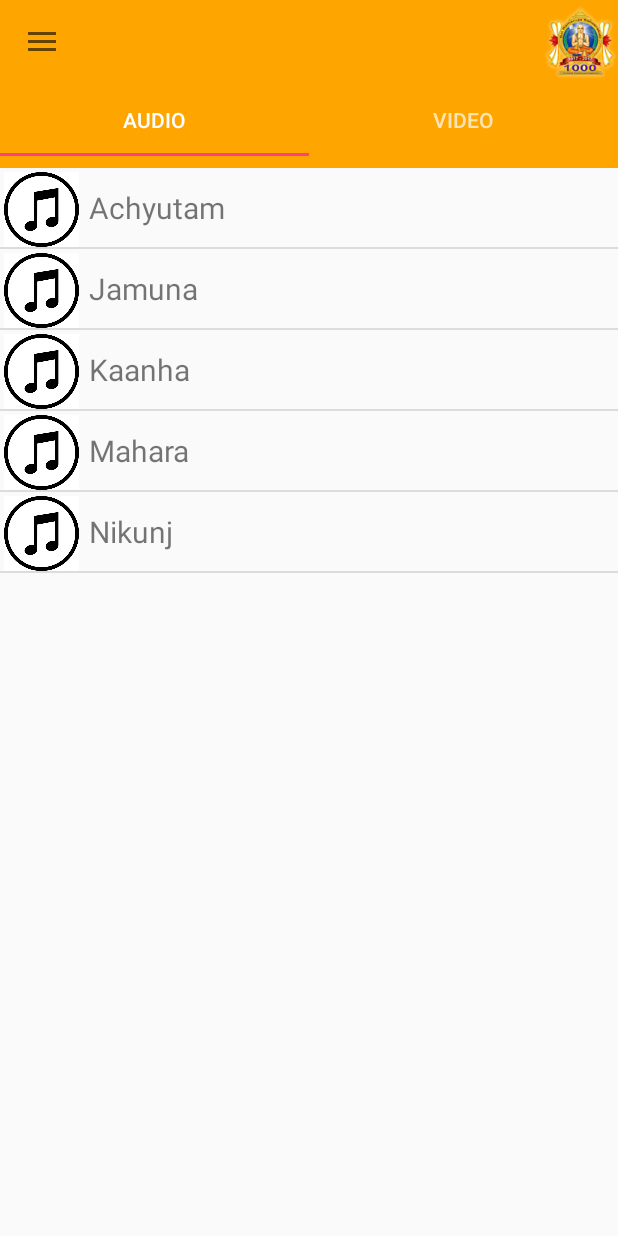
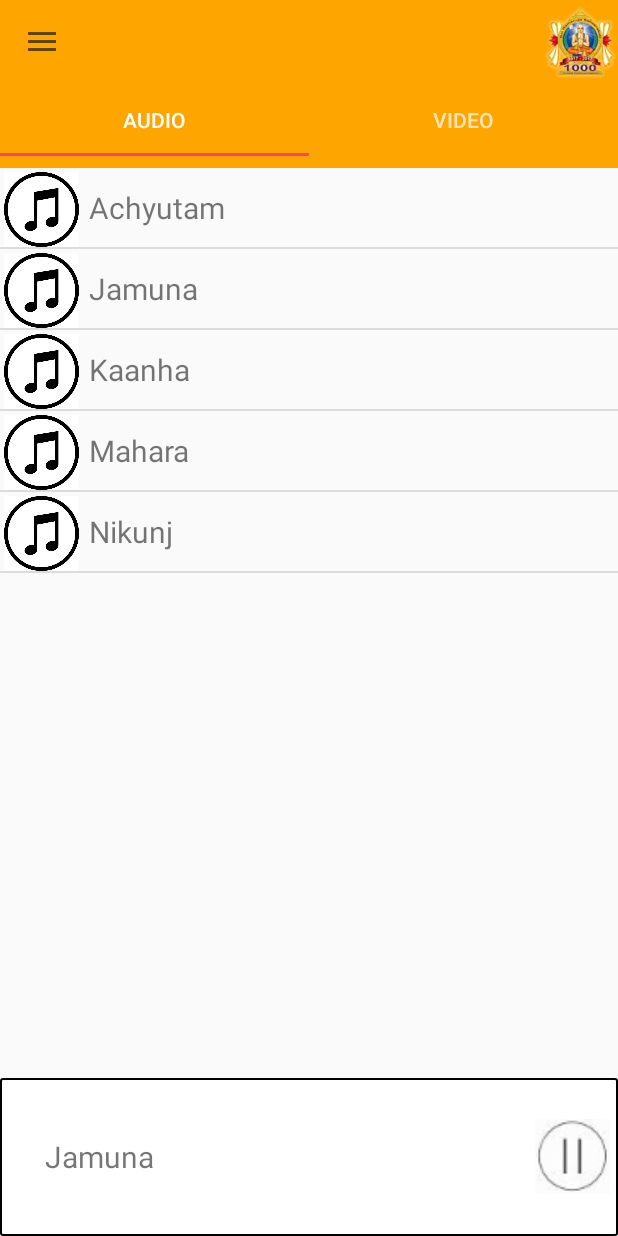
Before and after one commit to ptngmbjr/TempleApp, an Android app: the MusicFragment screen opened directly, with no data from a screen before it, after a tap on "Jamuna", on a phone screen of 412 x 824 dp. Run offline under Robolectric (Android 15) with nearby library versions, the phone set to English and light mode, and no system bars; 1 statement that could not run was skipped; 1 other tap on this screen came first.

Commit message:
Added audio player
Made static changes for statue names to temple
select language button made proper with colouring
Music player added

```diff
--- a/android-BluetoothLeGatt-master/Application/src/main/java/com/example/android/bluetoothlegatt/DeviceScanActivity.java
+++ b/android-BluetoothLeGatt-master/Application/src/main/java/com/example/android/bluetoothlegatt/DeviceScanActivity.java
@@ -257,6 +257,7 @@ public class DeviceScanActivity extends ListActivity {
         }
 
         public void addDevice(BluetoothDevice device) {
+
             if (!mLeDevices.contains(device) && device != null && device.getName() != null &&
 
                     (
@@ -266,13 +267,14 @@ public class DeviceScanActivity extends ListActivity {
 
                     ))
 
+//            if (!mLeDevices.contains(device) && mLeDevices.size() < 1)
+
             {
-//            if (!mLeDevices.contains(device) && mLeDevices.size() <1) {
 
                 mLeDevices.add(device);
 
-                // showSelectionDialog();
                 openDetectedTemple(device.getName());
+//                openDetectedTemple("TEMPLE-1");
             }
         }
 
--- a/android-BluetoothLeGatt-master/Application/src/main/java/com/example/android/bluetoothlegatt/MusicFragment.java
+++ b/android-BluetoothLeGatt-master/Application/src/main/java/com/example/android/bluetoothlegatt/MusicFragment.java
@@ -9,12 +9,19 @@ import android.view.View;
 import android.view.ViewGroup;
 import android.widget.AdapterView;
 import android.widget.ArrayAdapter;
+import android.widget.ImageView;
+import android.widget.LinearLayout;
 import android.widget.ListView;
+import android.widget.RelativeLayout;
+import android.widget.TextView;
 
 public class MusicFragment extends Fragment {
 
     MediaPlayer mp;
     ListView listview;
+    RelativeLayout musicPlayer;
+    TextView audioName;
+    ImageView musicStartStop;
 
     @Override
     public View onCreateView(LayoutInflater inflater, ViewGroup container, Bundle savedInstanceState) {
@@ -24,6 +31,9 @@ public class MusicFragment extends Fragment {
         // use your custom layout
 
         listview = (ListView) view.findViewById(R.id.musiclist);
+        musicPlayer = (RelativeLayout) view.findViewById(R.id.musicplayer);
+        audioName = (TextView) view.findViewById(R.id.audioname);
+        musicStartStop = (ImageView) view.findViewById(R.id.iconstartstop);
 
         ArrayAdapter<String> adapter = new ArrayAdapter<String>(getActivity(),
                 R.layout.audiolist, R.id.audioname, values);
@@ -37,6 +47,16 @@ public class MusicFragment extends Fragment {
             }
         });
 
+        musicStartStop.setOnClickListener(new View.OnClickListener() {
+            //@Override
+            public void onClick(View v) {
+                if (mp.isPlaying())
+                    onStopMusic();
+                else
+                    onSartMusic("");
+            }
+        });
+
         return view;
     }
 
@@ -46,6 +66,22 @@ public class MusicFragment extends Fragment {
 
         if (mp != null)
             mp.stop();
+    }
+
+    private void onSartMusic(String name) {
+        musicPlayer.setVisibility(View.VISIBLE);
+        if (!name.isEmpty())
+            audioName.setText(name);
+        musicStartStop.setImageResource(R.drawable.pause);
+
+        mp.start();
+
+    }
+
+    private void onStopMusic() {
+        musicStartStop.setImageResource(R.drawable.play);
+
+        mp.pause();
     }
 
     public int getIntFileName(String name) {
@@ -76,10 +112,12 @@ public class MusicFragment extends Fragment {
     }
 
     public void playAudio(String name) {
+        if (mp != null && mp.isPlaying())
+            mp.stop();
 
         try {
             mp = MediaPlayer.create(getActivity(), getIntFileName(name));
-            mp.start();
+            onSartMusic(name);
         } catch (Exception e) {
             e.printStackTrace();
         }
--- a/android-BluetoothLeGatt-master/Application/src/main/java/com/example/android/bluetoothlegatt/PlayerContainer.java
+++ b/android-BluetoothLeGatt-master/Application/src/main/java/com/example/android/bluetoothlegatt/PlayerContainer.java
@@ -150,13 +150,13 @@ public class PlayerContainer extends AppCompatActivity {
         String details = "";
         switch (templeName) {
             case "TEMPLE-1":
-                details = "Statue 01\nRanganayagi Ranganathar";
+                details = "Temple 01\nRanganayagi Ranganathar";
                 break;
             case "TEMPLE-2":
-                details = "Statue 02\nKarpaka Vinayakar";
+                details = "Temple 02\nKarpaka Vinayakar";
                 break;
             case "TEMPLE-3":
-                details = "Statue 03\nUcchi Pillayar";
+                details = "Temple 03\nUcchi Pillayar";
                 break;
             default:
                 break;
--- /dev/null
+++ b/android-BluetoothLeGatt-master/Application/src/main/res/drawable-mdpi/music_player_border.xml
@@ -0,0 +1,16 @@
+<?xml version="1.0" encoding="utf-8"?>
+<selector xmlns:android="http://schemas.android.com/apk/res/android">
+    <item>
+        <shape android:shape="rectangle">
+            <!-- solid background -->
+            <solid android:color="#ffffff"/>
+            <!-- draw a border around rectangle shape -->
+            <stroke
+                android:color="#000000"
+                android:width="1dp"
+                />
+            <!-- draw 35 dp radius for each corner -->
+            <corners android:radius="1dp"/>
+        </shape>
+    </item>
+</selector>
--- a/android-BluetoothLeGatt-master/Application/src/main/res/layout/musiclayout.xml
+++ b/android-BluetoothLeGatt-master/Application/src/main/res/layout/musiclayout.xml
@@ -1,12 +1,47 @@
 <?xml version="1.0" encoding="utf-8"?>
-<android.support.constraint.ConstraintLayout
-    xmlns:android="http://schemas.android.com/apk/res/android" android:layout_width="match_parent"
-    android:layout_height="match_parent">
+<LinearLayout xmlns:android="http://schemas.android.com/apk/res/android"
+    android:layout_width="match_parent"
+    android:layout_height="match_parent"
+    android:orientation="vertical">
 
     <ListView
         android:id="@+id/musiclist"
         android:layout_width="match_parent"
-        android:layout_height="match_parent">
+        android:layout_height="0dp"
+        android:layout_marginBottom="10dp"
+        android:layout_weight=".85">
 
     </ListView>
-</android.support.constraint.ConstraintLayout>
+
+    <RelativeLayout
+        android:id="@+id/musicplayer"
+        android:layout_width="match_parent"
+        android:layout_height="0dp"
+        android:layout_weight=".15"
+        android:background="@drawable/music_player_border"
+        android:visibility="gone"
+        android:orientation="horizontal">
+
+        <TextView
+            android:id="@+id/audioname"
+            android:layout_width="wrap_content"
+            android:layout_height="wrap_content"
+            android:layout_centerVertical="true"
+            android:layout_marginLeft="30dp"
+            android:textSize="20sp"></TextView>
+
+        <ImageView
+            android:id="@+id/iconstartstop"
+            android:layout_width="50dp"
+            android:layout_height="50dp"
+            android:layout_alignParentEnd="true"
+            android:layout_centerVertical="true"
+            android:layout_marginEnd="5dp"
+            android:src="@drawable/play">
+
+
+        </ImageView>
+
+
+    </RelativeLayout>
+</LinearLayout>
--- a/android-BluetoothLeGatt-master/Application/src/main/res/values/strings.xml
+++ b/android-BluetoothLeGatt-master/Application/src/main/res/values/strings.xml
@@ -51,7 +51,7 @@
 
     <string name="language_prompt">Select your language</string>
 
-    <string name="statuenumber">01\nStatue</string>
+    <string name="statuenumber">01\nTemple</string>
 
 
 </resources>
```
Also changed, not shown: android-BluetoothLeGatt-master/Application/src/main/java/com/example/android/bluetoothlegatt/TempleDetails.java (+12 -8 lines), android-BluetoothLeGatt-master/Application/src/main/res/layout/activity_temple_details.xml (+10 -1 lines), android-BluetoothLeGatt-master/Application/src/main/res/drawable-xhdpi/pause.png (added), android-BluetoothLeGatt-master/Application/src/main/res/drawable-xhdpi/play.png (added), 453 other files.
